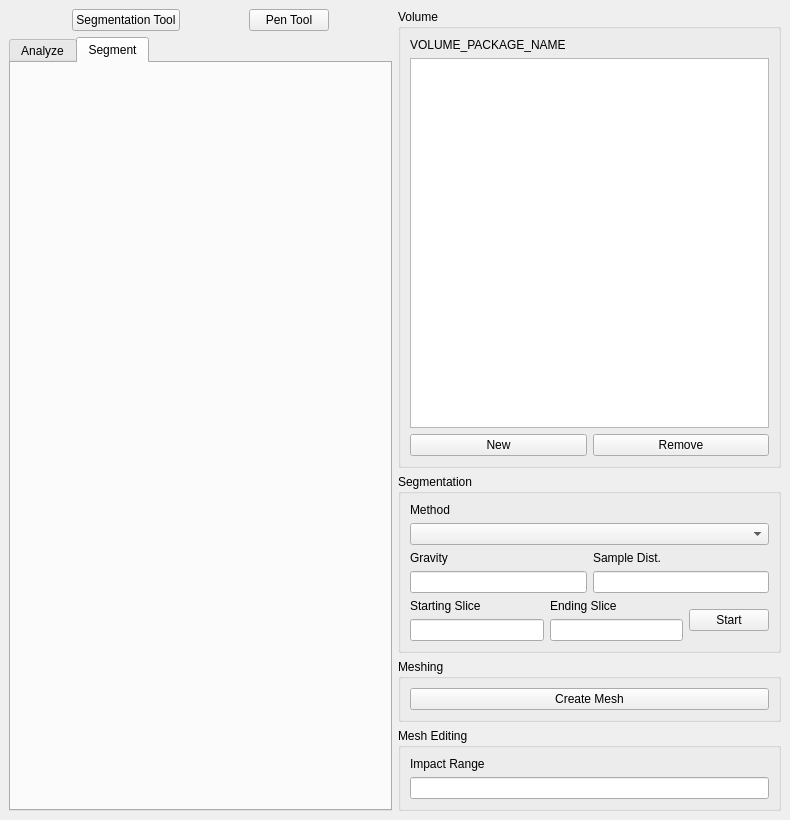
The window that volume-cartographer/apps/VCNewUI/VCMain.ui (SuperOptimizer/villa) describes before a commit, drawn with Qt 5.
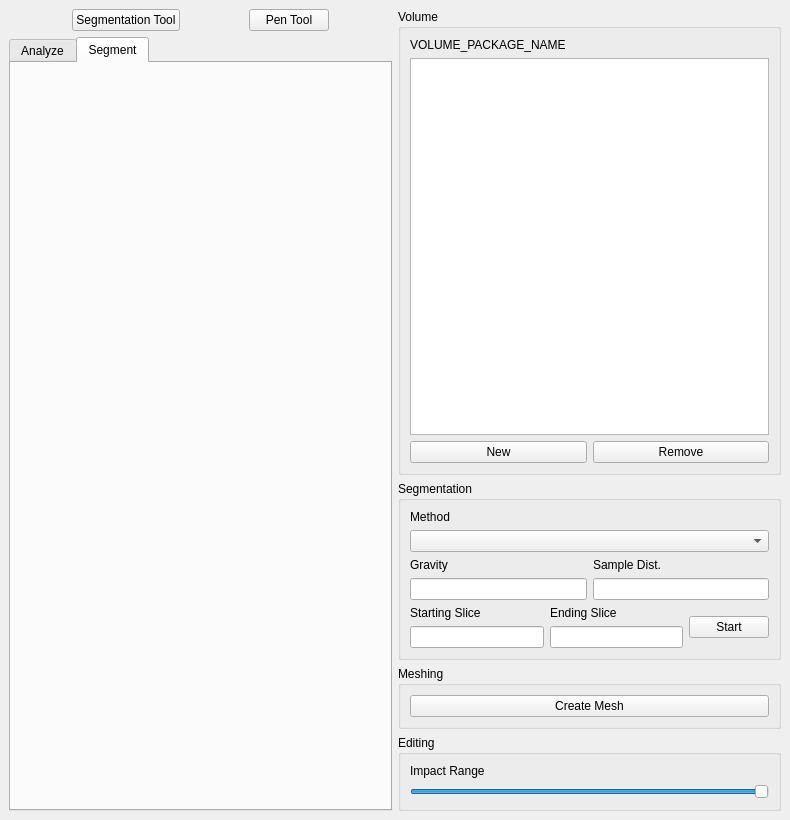
The same window after the commit.

Commit message: (VC) Reenable jumping to specific slices in the volume viewer. New slider to change the impact range of point editing.

```diff
--- a/volume-cartographer/apps/VCNewUI/VCMain.ui
+++ b/volume-cartographer/apps/VCNewUI/VCMain.ui
@@ -298,12 +298,10 @@
       <item>
        <widget class="QGroupBox" name="groupBox_4">
         <property name="title">
-         <string>Mesh Editing</string>
+         <string>Editing</string>
         </property>
         <layout class="QVBoxLayout" name="verticalLayout_13">
          <item>
-          <layout class="QVBoxLayout" name="verticalLayout_12">
-           <item>
             <widget class="QLabel" name="label">
              <property name="text">
               <string>Impact Range</string>
@@ -311,9 +309,20 @@
             </widget>
            </item>
            <item>
-            <widget class="QLineEdit" name="edtImpactRange"/>
-           </item>
-          </layout>
+          <widget class="QSlider" name="sldImpactRange">
+           <property name="minimum">
+            <number>5</number>
+           </property>
+           <property name="maximum">
+            <number>25</number>
+           </property>
+           <property name="value">
+            <number>25</number>
+           </property>
+           <property name="orientation">
+            <enum>Qt::Horizontal</enum>
+           </property>
+          </widget>
          </item>
         </layout>
        </widget>
```
Lines whose indentation alone changed are shown as unchanged. The commit also changes 6 other files.
